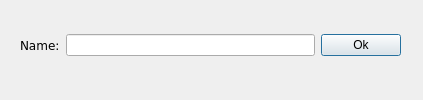
rusfort/GeoPro, file obj_menu.ui: the form before one commit.
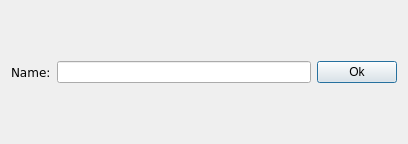
The form after the commit.

Commit message: Object menu refresh

What changed in the file:
```diff
--- a/obj_menu.ui
+++ b/obj_menu.ui
@@ -6,8 +6,8 @@
    <rect>
     <x>0</x>
     <y>0</y>
-    <width>423</width>
-    <height>100</height>
+    <width>408</width>
+    <height>144</height>
    </rect>
   </property>
   <property name="sizePolicy">
@@ -31,15 +31,6 @@
   <property name="windowTitle">
    <string>Dialog</string>
   </property>
-  <widget class="QWidget" name="verticalLayoutWidget">
-   <property name="geometry">
-    <rect>
-     <x>20</x>
-     <y>10</y>
-     <width>381</width>
-     <height>71</height>
-    </rect>
-   </property>
    <layout class="QVBoxLayout" name="verticalLayout">
     <item>
      <layout class="QHBoxLayout" name="horizontalLayout">
@@ -68,7 +59,6 @@
      </layout>
     </item>
    </layout>
-  </widget>
  </widget>
  <resources/>
  <connections/>
```
Lines whose indentation alone changed are shown as unchanged. The commit also changes 5 other files.
